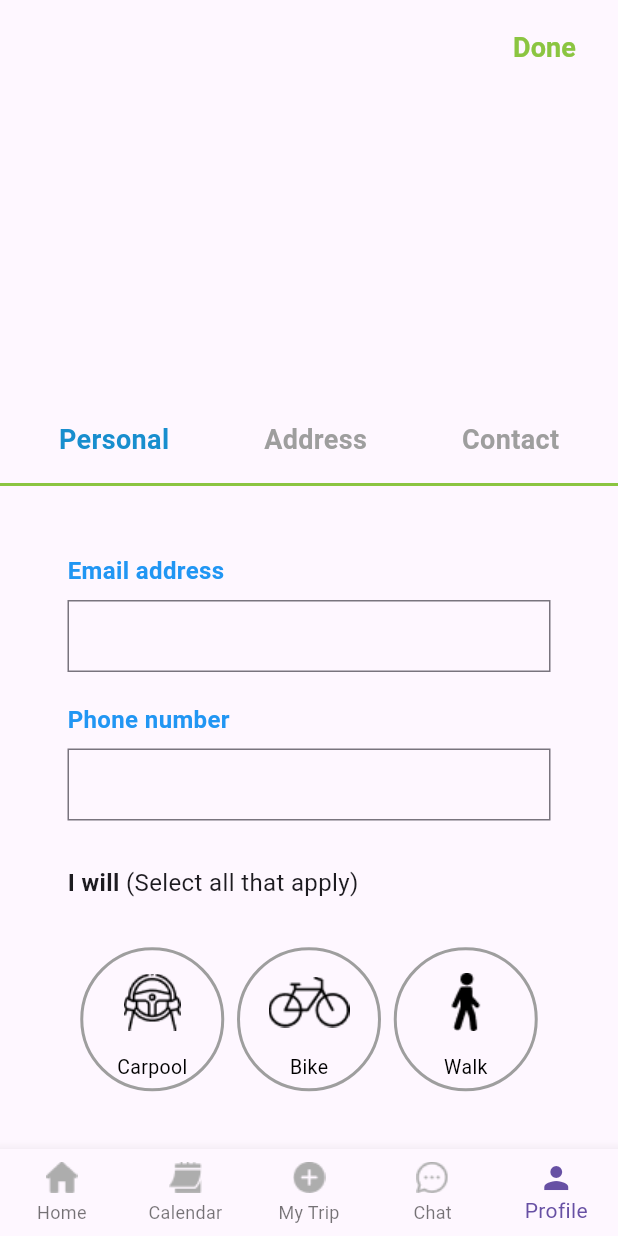
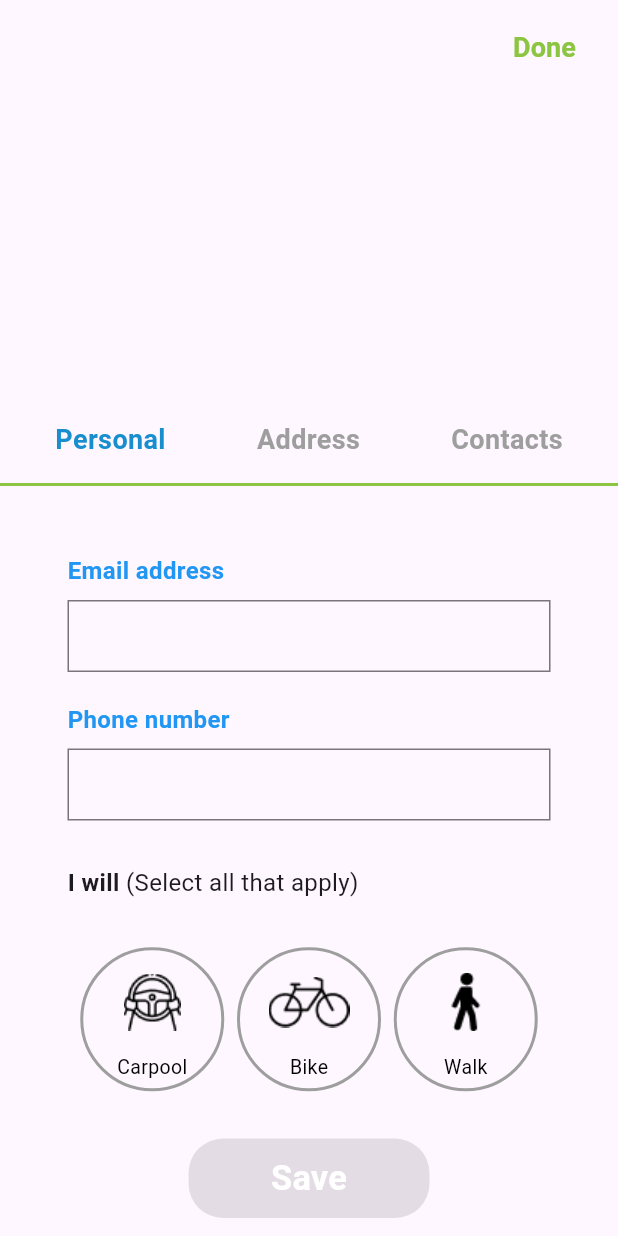
Before and after one commit to EthanASU/Go_Together_App, a Flutter app: the ProfileCompletionScreen screen opened directly, on a phone screen of 412 x 824 dp. Run offline on Flutter 3.47's test engine with Material 3 defaults, Android fonts, the phone set to English and light mode, and no system bars; missing offline and left inert: dart:ffi; Roboto replaces fonts that are missing (Poppins).

Commit message:
Update Profile_Personal_SetUp.dart wtih navigation bar

```diff
--- a/lib/Views/Profile_Personal_SetUp.dart
+++ b/lib/Views/Profile_Personal_SetUp.dart
@@ -4,9 +4,10 @@ import 'package:provider/provider.dart';
 import '../ViewModels/Profile_Personal_View_Model.dart';
 import '../Views/Profile_AddressForm.dart';
 import '../Views/Profile_Contact_Form.dart';
-import 'profile_screen_setup.dart';
+import '../Views/profile_screen_setup.dart';
 import '../Widgets/address_card.dart';
 import 'package:flutter/services.dart';
+import '../ViewModels/Profile_Screen_View_Model.dart';
 
 //View for the three tabs in the profile page section (personal, address, contact)
 class ProfileCompletionScreen extends StatelessWidget {
@@ -25,12 +26,29 @@ class ProfileCompletionScreen extends StatelessWidget {
               child: Row(
                 mainAxisAlignment: MainAxisAlignment.end,
                 children: [
+
                   TextButton(
                     onPressed: () {
+
+                      final mainViewModel = context.read<ProfileViewModel>();
+                      final personalViewModel = context.read<ProfilePersonalSetUpViewModel>();
+
+                      // Explicitly update email and phone in the main view model
+                      mainViewModel.updateEmailAddress(personalViewModel.emailAddress);
+                      mainViewModel.updatePhoneNumber(personalViewModel.phoneNumber);
+                      // Add this code to update addresses
+                      if (personalViewModel.addresses.isNotEmpty) {
+                        mainViewModel.updateAddresses(personalViewModel.addresses);
+                      }
+                      // Add this code to update emergency contacts
+                      if (personalViewModel.emergencyContacts.isNotEmpty) {
+                        mainViewModel.updateEmergencyContacts(personalViewModel.emergencyContacts);
+                      }
+
                       Navigator.pushReplacement(
                         context,
                         MaterialPageRoute(
-                          builder: (context) => const ProfileSetUp(), // Your initial profile page
+                          builder: (context) => ProfileSetUp(),
                         ),
                       );
                     },
@@ -61,7 +79,7 @@ class ProfileCompletionScreen extends StatelessWidget {
                 children: [
                   _buildTab(context, 'Personal', 0),
                   _buildTab(context, 'Address', 1),
-                  _buildTab(context, 'Contact', 2),
+                  _buildTab(context, 'Contacts', 2),
                 ],
               ),
             ),
@@ -442,25 +460,35 @@ class ProfileCompletionScreen extends StatelessWidget {
                         ],
 
                         const SizedBox(height: 20),
+                    ], // End of Drive section
                       // Save Button
                       if (!viewModel.isSaved) ...[
                         Padding(
                           padding: const EdgeInsets.symmetric(vertical: 20),
                           child: Center(
                             child: ElevatedButton(
-                              onPressed: viewModel.savedCars.isNotEmpty
+                              onPressed: viewModel.canSave()
                                   ? () {
-                                viewModel.saveCarInformation();
+                                // Save the email and phone number
+
+                                final mainViewModel = context.read<ProfileViewModel>();
+                                // Update email and phone in the main view model
+                                 mainViewModel.updateEmailAddress(viewModel.emailAddress);
+                                 mainViewModel.updatePhoneNumber(viewModel.phoneNumber);
+
+                                 viewModel.savePersonalInfo();
+
                                   ScaffoldMessenger.of(context).showSnackBar(
                                     const SnackBar(
                                       content: Text('Saved!'),
                                       backgroundColor: Color(0xFF8BC541),
                                     ),
                                   );
+
                               }
                                   : null,
                               style: ElevatedButton.styleFrom(
-                                backgroundColor: viewModel.savedCars.isNotEmpty
+                                backgroundColor: viewModel.canSave()
                                     ? const Color(0xFF8BC541)
                                     : Colors.grey,
                                 padding: const EdgeInsets.symmetric(
@@ -501,7 +529,6 @@ class ProfileCompletionScreen extends StatelessWidget {
                       ],
 
                       const SizedBox(height: 40),
-                    ] // End of Drive section
                     ]
                     //------------------ Address Tab Section ------------------//
                     else if(viewModel.TabIndex == 1)...[
@@ -554,6 +581,8 @@ class ProfileCompletionScreen extends StatelessWidget {
                                 TextButton(
                                   onPressed: () {
                                     // Handle edit
+                                    final index = viewModel.addresses.indexOf(address);
+                                    viewModel.editAddress(address, index);
                                   },
                                   child: const Text(
                                     'Edit',
@@ -798,45 +827,45 @@ class ProfileCompletionScreen extends StatelessWidget {
             ),
             //------------------ End of Emergency Tab Section ---------------//
 
-            // Bottom Navigation Bar
-            BottomNavigationBar(
-              currentIndex: 4,
-              type: BottomNavigationBarType.fixed,
-              items: [
-                BottomNavigationBarItem(
-                  icon: Image.asset(
-                    'Assets/Tab_Bar_Home_Icon.png',
-                    height: 24,
-                  ),
-                  label: 'Home',
-                ),
-                BottomNavigationBarItem(
-                  icon: Image.asset(
-                    'Assets/Tab_Bar_Calendar_Icon.png',
-                    height: 24,
-                  ),
-                  label: 'Calendar',
-                ),
-                BottomNavigationBarItem(
-                  icon: Image.asset(
-                    'Assets/Tab_Bar_Add_Icon.png',
-                    height: 24,
-                  ),
-                  label: 'My Trip',
-                ),
-                BottomNavigationBarItem(
-                  icon: Image.asset(
-                    'Assets/Tab_Bar_Chat_Icon.png',
-                    height: 24,
-                  ),
-                  label: 'Chat',
-                ),
-                BottomNavigationBarItem(
-                  icon: Icon(Icons.person),
-                  label: 'Profile',
-                ),
-              ],
-            ),
+            // // Bottom Navigation Bar
+            // BottomNavigationBar(
+            //   currentIndex: 4,
+            //   type: BottomNavigationBarType.fixed,
+            //   items: [
+            //     BottomNavigationBarItem(
+            //       icon: Image.asset(
+            //         'Assets/Tab_Bar_Home_Icon.png',
+            //         height: 24,
+            //       ),
+            //       label: 'Home',
+            //     ),
+            //     BottomNavigationBarItem(
+            //       icon: Image.asset(
+            //         'Assets/Tab_Bar_Calendar_Icon.png',
+            //         height: 24,
+            //       ),
+            //       label: 'Calendar',
+            //     ),
+            //     BottomNavigationBarItem(
+            //       icon: Image.asset(
+            //         'Assets/Tab_Bar_Add_Icon.png',
+            //         height: 24,
+            //       ),
+            //       label: 'My Trip',
+            //     ),
+            //     BottomNavigationBarItem(
+            //       icon: Image.asset(
+            //         'Assets/Tab_Bar_Chat_Icon.png',
+            //         height: 24,
+            //       ),
+            //       label: 'Chat',
+            //     ),
+            //     BottomNavigationBarItem(
+            //       icon: Icon(Icons.person),
+            //       label: 'Profile',
+            //     ),
+            //   ],
+            // ),
           ],
         ),
       ),
```
Lines whose indentation alone changed are shown as unchanged.
